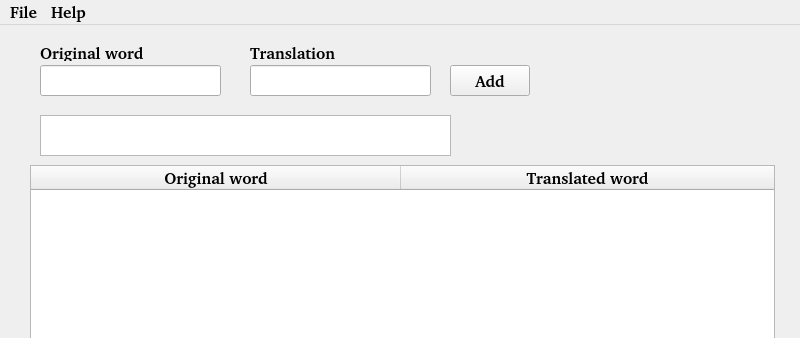
Old version of the form mainwindow.ui in the repository K0SS4/CuDi; both pictures show x 0 to 800 and y 0 to 338 of the 800 by 600 pixel window.
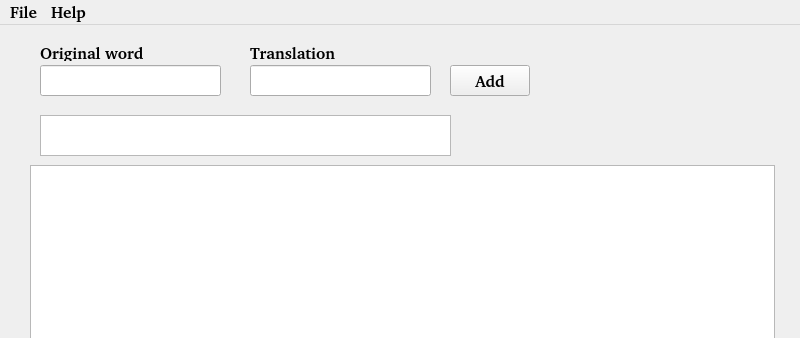
New version of the form.

Commit message: New, Open and Save actions

Patch:
```diff
--- a/mainwindow.ui
+++ b/mainwindow.ui
@@ -2,6 +2,14 @@
 <ui version="4.0">
  <class>MainWindow</class>
  <widget class="QMainWindow" name="MainWindow">
+  <property name="geometry">
+   <rect>
+    <x>0</x>
+    <y>0</y>
+    <width>800</width>
+    <height>600</height>
+   </rect>
+  </property>
   <property name="minimumSize">
    <size>
     <width>800</width>
@@ -117,7 +125,7 @@
      <bool>false</bool>
     </property>
     <attribute name="horizontalHeaderVisible">
-     <bool>true</bool>
+     <bool>false</bool>
     </attribute>
     <attribute name="horizontalHeaderCascadingSectionResizes">
      <bool>false</bool>
@@ -132,7 +140,7 @@
      <bool>true</bool>
     </attribute>
     <attribute name="verticalHeaderVisible">
-     <bool>true</bool>
+     <bool>false</bool>
     </attribute>
     <attribute name="verticalHeaderCascadingSectionResizes">
      <bool>false</bool>
```
Left out of the diff: 21 changed lines with no effect on the pictures. The commit also changes 2 other files.
